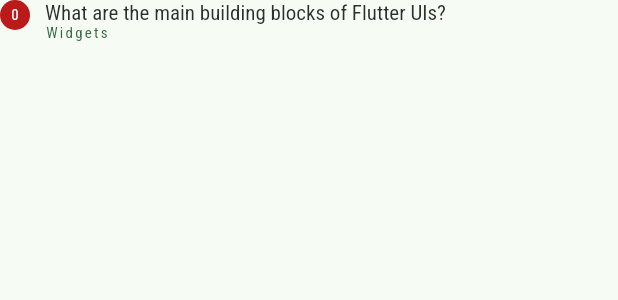
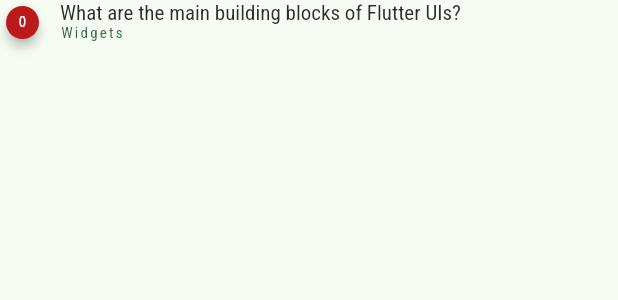
Before and after one commit to GuilhermeAlecrim7K/flutter_practice_projects, a Flutter app: the QuizQuestionListTile widget shown alone on an empty page, opened directly with sample values from the repository, on a phone screen of 412 x 824 dp. Shown: the top 300 px of the screen. Run offline on Flutter 3.47's test engine with Material 2 defaults, Android fonts, the phone set to English and light mode, and no system bars; our stand-ins replace google_fonts.

Commit message:
switch Container with decoration for a Card in a SizedBox

```diff
--- a/quiz/lib/src/widgets/quiz_question_list_tile.dart
+++ b/quiz/lib/src/widgets/quiz_question_list_tile.dart
@@ -23,18 +23,20 @@ class QuizQuestionListTile extends StatelessWidget {
     return Row(
       crossAxisAlignment: CrossAxisAlignment.start,
       children: [
-        Container(
-          height: 20,
-          width: 20,
-          decoration: BoxDecoration(
-            shape: BoxShape.circle,
+        SizedBox(
+          height: 30,
+          width: 30,
+          child: Card(
             color: isCorrect ? colorScheme.primary : colorScheme.error,
-          ),
-          child: Center(
-            child: Text(
-              '$questionIndex',
-              style: textTheme.labelSmall?.copyWith(
-                color: isCorrect ? colorScheme.onPrimary : colorScheme.onError,
+            elevation: 3,
+            shape: const CircleBorder(),
+            child: Center(
+              child: Text(
+                '$questionIndex',
+                style: textTheme.labelSmall?.copyWith(
+                  color:
+                      isCorrect ? colorScheme.onPrimary : colorScheme.onError,
+                ),
               ),
             ),
           ),
```
